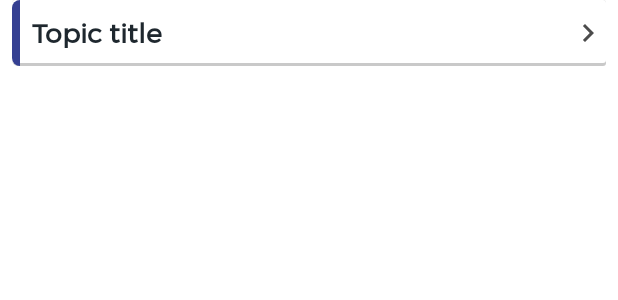
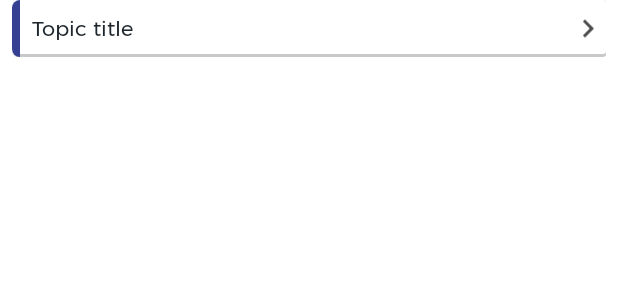
Before and after one commit to ShaneMaglangit/NUATReviewer, an Android app: the layout topic_list_item.xml on its own in the app's theme, with its tools: preview values and no code run, on a phone screen of 412 x 824 dp. Shown: the top 300 px of the screen. Run offline under Robolectric (Android 15) with nearby library versions, the phone set to English and light mode, and no system bars.

Commit message:
Minor UI Tweak

```diff
--- a/app/src/main/java/com/shanemaglangit/nuatreviewer/ui/topic/TopicFragment.kt
+++ b/app/src/main/java/com/shanemaglangit/nuatreviewer/ui/topic/TopicFragment.kt
@@ -86,7 +86,9 @@ class TopicFragment : Fragment() {
                         layoutParams = LinearLayout.LayoutParams(
                             LinearLayout.LayoutParams.MATCH_PARENT,
                             LinearLayout.LayoutParams.WRAP_CONTENT
-                        ).apply { marginStart = 40 }
+                        ).apply {
+                            marginStart = 40
+                        }
                         setOnClickListener {
                             binding.linearMath.children.forEach { child ->
                                 if (child is Button) {
--- a/app/src/main/res/layout/fragment_topic.xml
+++ b/app/src/main/res/layout/fragment_topic.xml
@@ -30,8 +30,7 @@
             android:layout_height="wrap_content"
             android:layout_marginTop="16dp"
             android:fadeScrollbars="true"
-            android:scrollbarDefaultDelayBeforeFade="200"
-            android:scrollbarFadeDuration="200"
+            android:scrollbars="none"
             app:layout_constraintEnd_toEndOf="parent"
             app:layout_constraintStart_toStartOf="parent"
             app:layout_constraintTop_toBottomOf="@+id/image_header">
--- a/app/src/main/res/layout/topic_list_item.xml
+++ b/app/src/main/res/layout/topic_list_item.xml
@@ -31,8 +31,8 @@
             android:text="@{topic.title}"
             android:textAlignment="viewStart"
             android:textColor="@color/secondaryTextColor"
-            android:textSize="18sp"
-            android:textStyle="bold"
+            android:textSize="14sp"
+            android:textStyle="normal"
             app:layout_constraintBottom_toBottomOf="parent"
             app:layout_constraintEnd_toStartOf="@+id/imageView"
             app:layout_constraintStart_toEndOf="@id/view"
```
